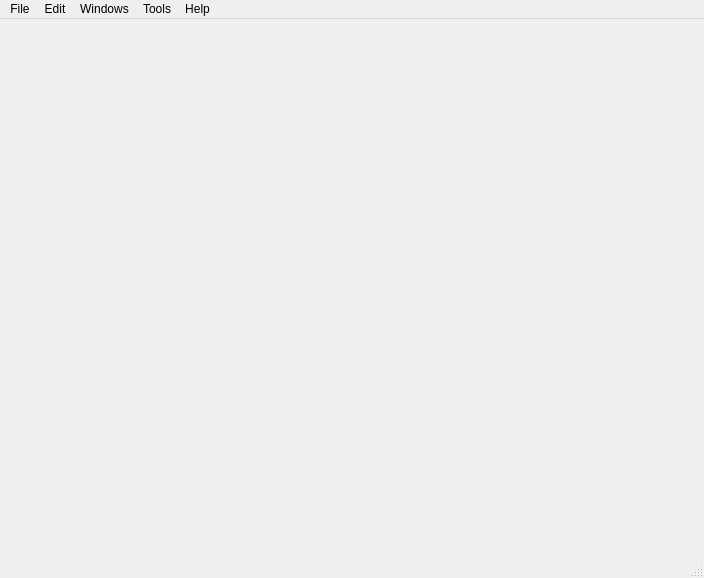
Qt form qt_ui/MainWindow.ui (FilmColors/VIAN) before a commit.
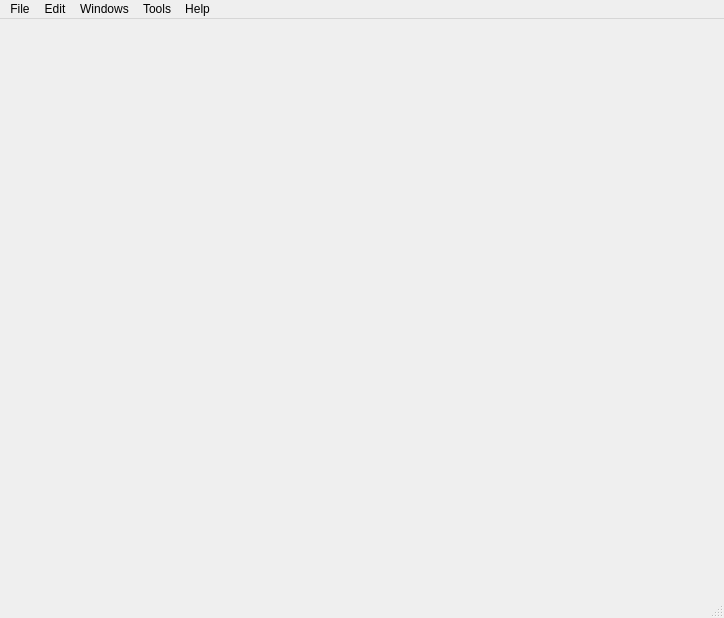
The same form after that commit. Icons and pictures are not drawn.

What changed in the file:
```diff
--- a/qt_ui/MainWindow.ui
+++ b/qt_ui/MainWindow.ui
@@ -6,8 +6,8 @@
    <rect>
     <x>0</x>
     <y>0</y>
-    <width>704</width>
-    <height>578</height>
+    <width>724</width>
+    <height>618</height>
    </rect>
   </property>
   <property name="windowTitle">
@@ -31,7 +31,7 @@
     <rect>
      <x>0</x>
      <y>0</y>
-     <width>704</width>
+     <width>724</width>
      <height>21</height>
     </rect>
    </property>
```
Left out of the diff: 4 changed lines with no effect on the pictures.
